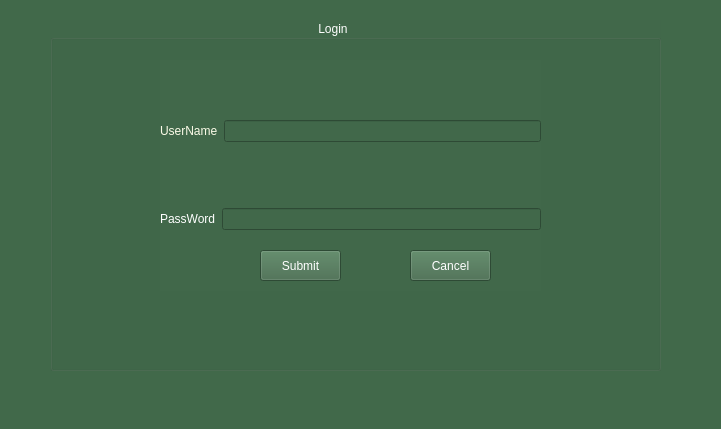
Rabsoninnora/RoseGardenPlantCareSystem, file mainwindowplantcare.ui: the form before one commit.
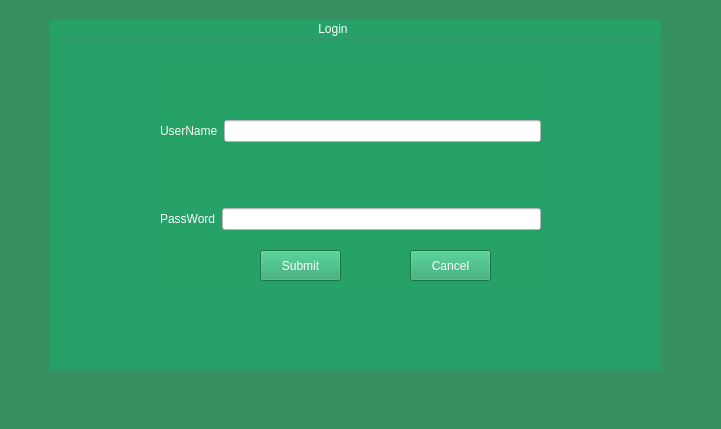
The form after the commit.

Diff of the .ui file:
```diff
--- a/mainwindowplantcare.ui
+++ b/mainwindowplantcare.ui
@@ -23,7 +23,7 @@
    <enum>Qt::LeftToRight</enum>
   </property>
   <property name="styleSheet">
-   <string notr="true">background-color: rgb(65, 105, 74);</string>
+   <string notr="true">  background-color: rgb(56, 144, 96);</string>
   </property>
   <widget class="QWidget" name="centralwidget">
    <widget class="QGroupBox" name="loginBox">
@@ -36,7 +36,7 @@
      </rect>
     </property>
     <property name="styleSheet">
-     <string notr="true">background-color: rgb(65, 104, 74);
+     <string notr="true">background-color: rgb(38, 162, 105);
 font: 700 12pt &quot;Ubuntu&quot;;
 color: rgb(255, 255, 255);
  </string>
@@ -68,7 +68,12 @@
          </widget>
         </item>
         <item>
-         <widget class="QLineEdit" name="lineEdit_username"/>
+         <widget class="QLineEdit" name="lineEdit_username">
+          <property name="styleSheet">
+           <string notr="true">background-color: rgb(255, 255, 255);
+color: rgb(0, 0, 0);</string>
+          </property>
+         </widget>
         </item>
        </layout>
       </item>
@@ -86,7 +91,12 @@
          </widget>
         </item>
         <item>
-         <widget class="QLineEdit" name="lineEdit_password"/>
+         <widget class="QLineEdit" name="lineEdit_password">
+          <property name="styleSheet">
+           <string notr="true">background-color: rgb(255, 255, 255);
+color: rgb(0, 0, 0);</string>
+          </property>
+         </widget>
         </item>
        </layout>
       </item>
```
